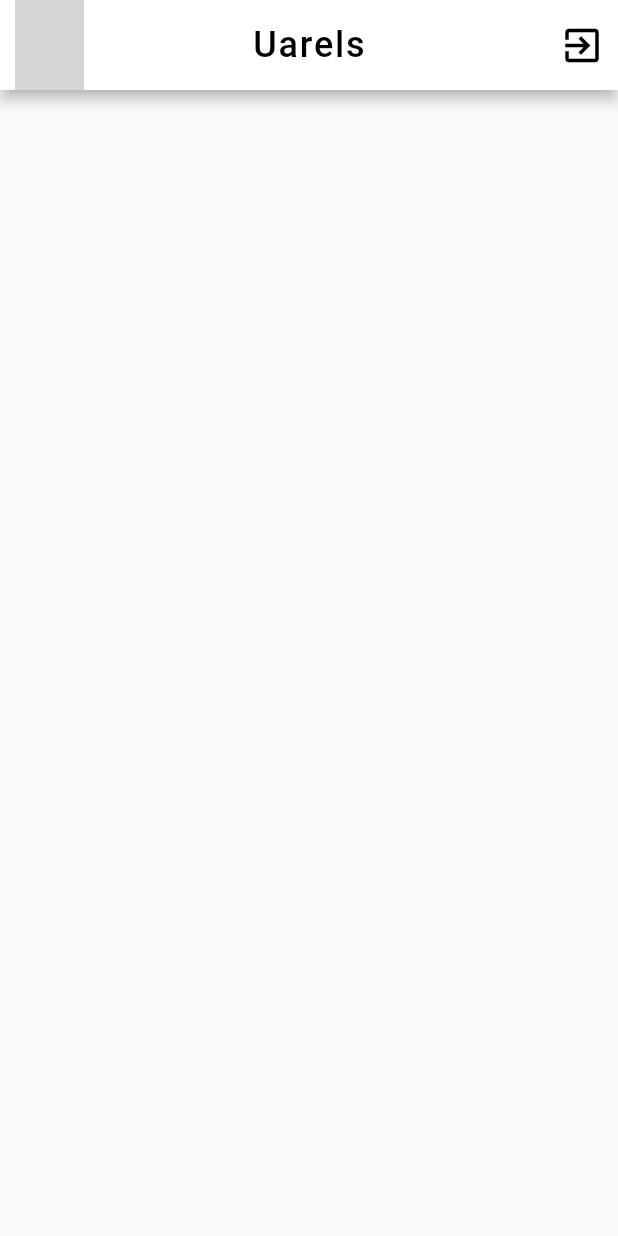
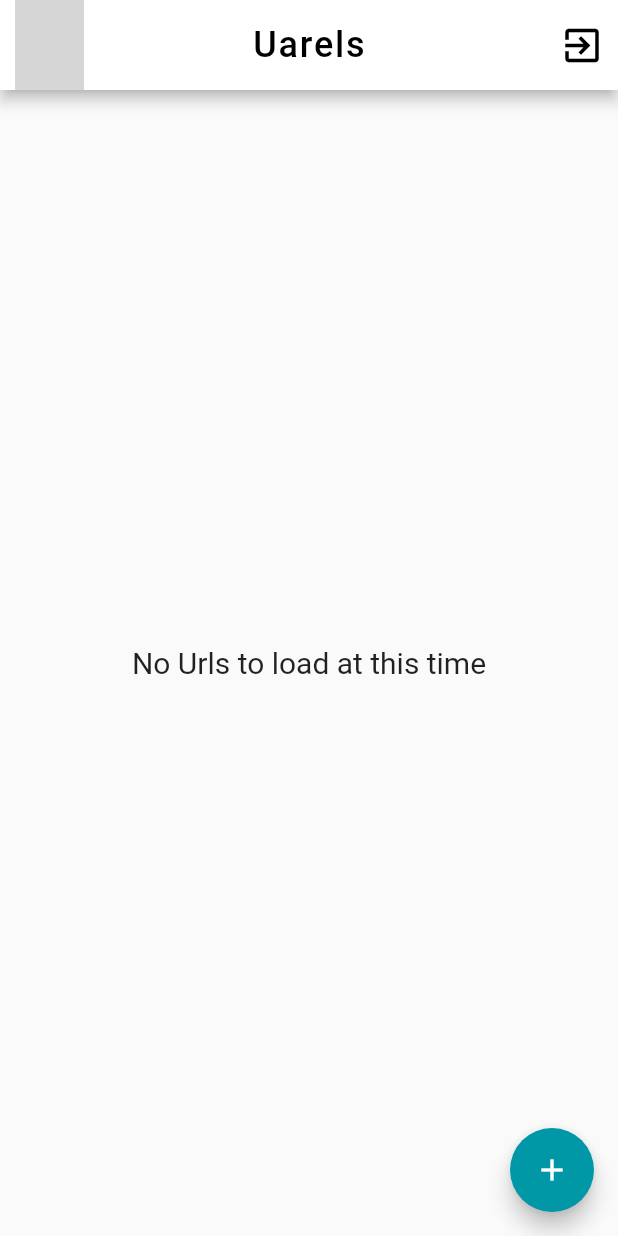
Before and after one commit to afanimartin/uarels, a Flutter app: the HomeScreen screen opened directly, on a phone screen of 412 x 824 dp. Run offline on Flutter 3.47's test engine with Material 2 defaults, Android fonts, the light colour scheme and no system bars; our stand-ins replace cached_network_image, cloud_firestore, equatable, firebase_auth, firebase_core, flutter_bloc and 2 more; missing offline and left inert: metadata_fetch, pedantic; accounts and stored records are empty; network calls fail; grey boxes are pictures that could not be loaded.

Commit message:
Add url repository, url_bloc, update home screen

```diff
--- /dev/null
+++ b/lib/blocs/url/url_bloc.dart
@@ -0,0 +1,54 @@
+import 'dart:async';
+
+import 'package:flutter/foundation.dart';
+import 'package:flutter_bloc/flutter_bloc.dart';
+
+import '../../repositories/url/url_repository.dart';
+import 'url_event.dart';
+import 'url_state.dart';
+
+class UrlBloc extends Bloc<UrlEvent, UrlState> {
+  final UrlRepository _urlRepository;
+  StreamSubscription _urlsStreamSubscription;
+
+  UrlBloc({@required UrlRepository urlRepository})
+      : _urlRepository = urlRepository ?? UrlRepository(),
+        super(const UrlState());
+
+  @override
+  Stream<UrlState> mapEventToState(UrlEvent event) async* {
+    if (event is UrlEvent) {
+      yield* _mapFetchAllUrlsToState(event);
+    }
+    // else if (event is UpdateUrls) {
+    //   yield* _mapUpdateUrlsToState(event);
+    // }
+  }
+
+  Stream<UrlState> _mapFetchAllUrlsToState(UrlEvent event) async* {
+    yield UrlsLoading();
+
+    try {
+      await _urlsStreamSubscription?.cancel();
+
+      _urlsStreamSubscription = _urlRepository
+          .urls(event.user.userId)
+          .listen((urls) => add(UrlEvent(urls: urls, user: event.user)));
+    } on Exception catch (error) {
+      print(error);
+
+      yield UrlsFailedToLoad();
+    }
+  }
+
+  // Stream<UrlState> _mapUpdateUrlsToState(UpdateUrls event) async* {
+  //   yield UrlsLoaded(urls: event.urls);
+  // }
+
+  @override
+  Future<void> close() {
+    _urlsStreamSubscription.cancel();
+
+    return super.close();
+  }
+}
--- /dev/null
+++ b/lib/blocs/url/url_event.dart
@@ -0,0 +1,33 @@
+import 'package:equatable/equatable.dart';
+import 'package:flutter/material.dart';
+
+import '../../models/models.dart';
+import '../../models/user/user.dart';
+
+class UrlEvent extends Equatable {
+  final UserModel user;
+  final List<Url> urls;
+
+  const UrlEvent({@required this.user, @required this.urls});
+
+  @override
+  List<Object> get props => [user, urls];
+}
+
+// class FetchAllUrls extends UrlEvent {
+//   final UserModel user;
+
+//   const FetchAllUrls({@required this.user});
+
+//   @override
+//   List<Object> get props => [user];
+// }
+
+// class UpdateUrls extends UrlEvent {
+//   final List<Url> urls;
+
+//   const UpdateUrls({@required this.urls});
+
+//   @override
+//   List<Object> get props => [urls];
+// }
--- /dev/null
+++ b/lib/blocs/url/url_state.dart
@@ -0,0 +1,20 @@
+import 'package:equatable/equatable.dart';
+
+import '../../models/models.dart';
+import '../../models/user/user.dart';
+
+class UrlState extends Equatable {
+  final UserModel user;
+  final List<Url> urls;
+
+  const UrlState({this.user = UserModel.empty, this.urls});
+
+  @override
+  List<Object> get props => [user, urls];
+}
+
+class UrlsLoaded extends UrlState {}
+
+class UrlsLoading extends UrlState {}
+
+class UrlsFailedToLoad extends UrlState {}
--- /dev/null
+++ b/lib/repositories/url/url_repository.dart
@@ -0,0 +1,44 @@
+import 'package:cloud_firestore/cloud_firestore.dart';
+
+import '../../models/url/url.dart';
+import '../../utils/paths.dart';
+import 'i_url_repository.dart';
+
+class UrlRepository extends IUrlRepository {
+  final FirebaseFirestore _firebaseFirestore;
+
+  UrlRepository({FirebaseFirestore firebaseFirestore})
+      : _firebaseFirestore = firebaseFirestore ?? FirebaseFirestore.instance,
+        super();
+
+  @override
+  Future<void> add(Url url) async {
+    await _firebaseFirestore
+        .collection(Paths.urls)
+        .doc(url.urlId)
+        .set(await url.toDocument());
+  }
+
+  @override
+  Future<void> update(Url url) async {
+    await _firebaseFirestore
+        .collection(Paths.urls)
+        .doc(url.urlId)
+        .update(await url.toDocument());
+  }
+
+  @override
+  Future<void> delete(Url url) async {
+    await _firebaseFirestore.collection(Paths.urls).doc(url.urlId).delete();
+  }
+
+  @override
+  Stream<List<Url>> urls(String userId) {
+    _firebaseFirestore
+        .collection(Paths.urls)
+        .where('userId', isEqualTo: userId)
+        .snapshots()
+        .map((snapshot) => snapshot.docs.map((doc) => Url.fromSnapshot(doc)))
+        .toList();
+  }
+}
--- a/lib/screens/home_screen.dart
+++ b/lib/screens/home_screen.dart
@@ -3,7 +3,11 @@ import 'package:flutter_bloc/flutter_bloc.dart';
 
 import '../blocs/authentication/authentication_bloc.dart';
 import '../blocs/authentication/authentication_event.dart';
+import '../blocs/url/url_bloc.dart';
+import '../blocs/url/url_event.dart';
+import '../blocs/url/url_state.dart';
 import '../widgets/avatar.dart';
+import '../widgets/widgets.dart';
 
 class HomeScreen extends StatelessWidget {
   const HomeScreen({Key key}) : super(key: key);
@@ -39,10 +43,36 @@ class HomeScreen extends StatelessWidget {
                 color: Colors.black,
                 size: 30,
               ),
-              onPressed: () => context
-                  .read<AuthenticationBloc>()
-                  .add(AuthenticationLogOutRequested()))
+              onPressed: () {
+                context
+                    .read<AuthenticationBloc>()
+                    .add(AuthenticationLogOutRequested());
+              })
         ],
+      ),
+      body: BlocBuilder<UrlBloc, UrlState>(builder: (context, state) {
+        if (state == null) {
+          return const ProgressLoader();
+        }
+        if (state is UrlsLoaded) {
+          context
+              .read<UrlBloc>()
+              .add(UrlEvent(user: state.user, urls: state.urls));
+        }
+
+        return const Center(
+            child: Text(
+          'No Urls to load at this time',
+          style: TextStyle(fontSize: 20),
+        ));
+      }),
+      floatingActionButton: FloatingActionButton(
+        onPressed: () {},
+        backgroundColor: Colors.cyan[700],
+        child: const Icon(
+          Icons.add,
+          color: Colors.white,
+        ),
       ),
     );
   }
--- /dev/null
+++ b/lib/utils/paths.dart
@@ -0,0 +1,3 @@
+class Paths {
+  static const urls = 'urls';
+}
--- a/lib/widgets/avatar.dart
+++ b/lib/widgets/avatar.dart
@@ -9,13 +9,14 @@ class Avatar extends StatelessWidget {
   const Avatar({@required this.photoUrl, Key key}) : super(key: key);
 
   @override
-  Widget build(BuildContext context) => Stack(
-        children: [
-          CircleAvatar(
-              radius: _avatarSize,
-              backgroundImage: CachedNetworkImageProvider(
-                photoUrl,
-              ))
-        ],
+  Widget build(BuildContext context) => GestureDetector(
+        onTap: () {},
+        child: CircleAvatar(
+            radius: _avatarSize,
+            backgroundImage: photoUrl != null
+                ? CachedNetworkImageProvider(
+                    photoUrl,
+                  )
+                : null),
       );
 }
```
Also changed, not shown: lib/main.dart (+21 -5 lines), lib/repositories/url/i_url_repository.dart (added, +11 -0 lines), lib/screens/add_new_screen.dart (added, +8 -0 lines), 1 other file.
